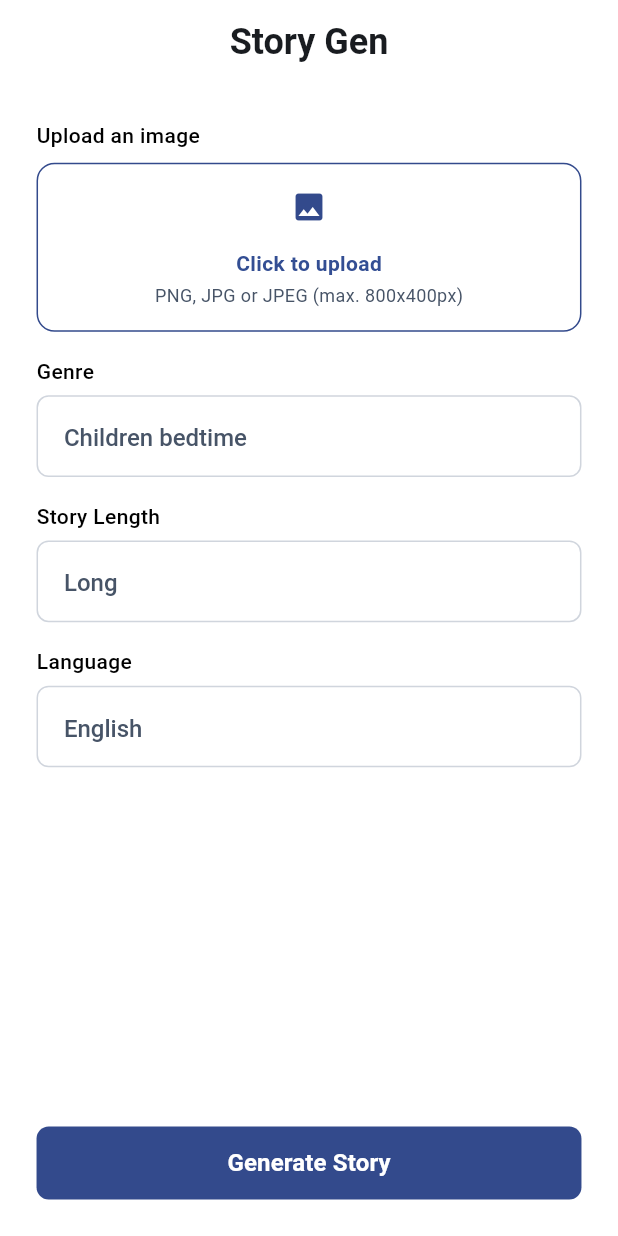
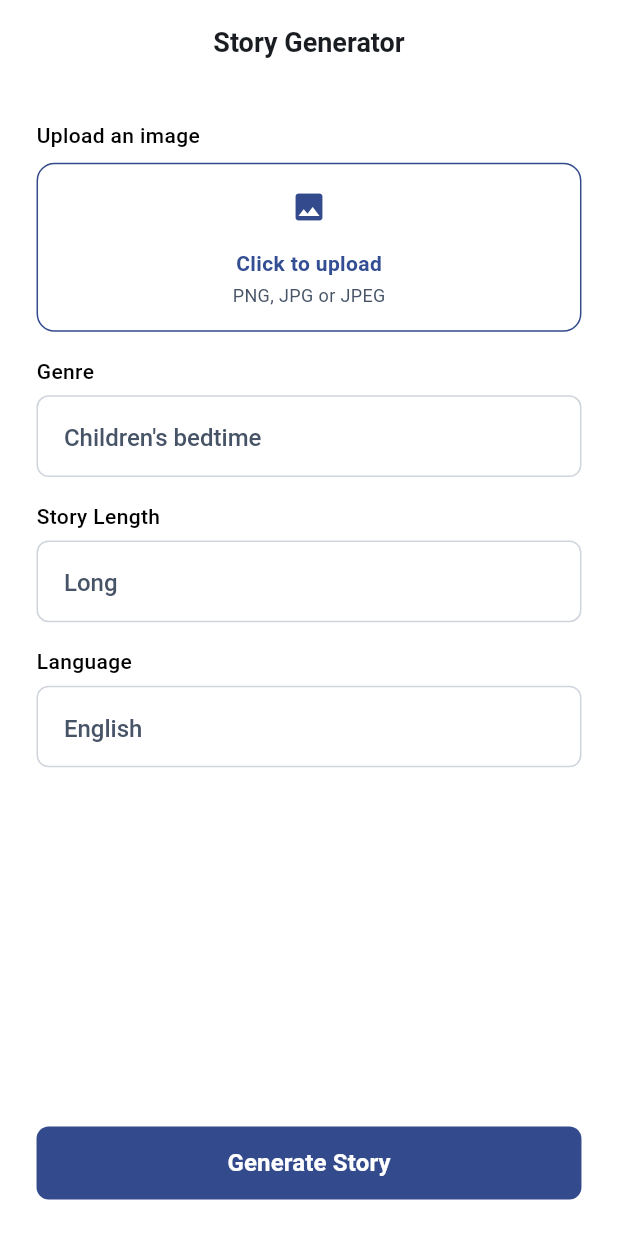
Before and after one commit to Lord-Chris/story-generator, a Flutter app: the screen it shows after launch, on a phone screen of 412 x 824 dp. Run offline on Flutter 3.47's test engine with Material 3 defaults, Android fonts, the phone set to English and light mode, and no system bars; our stand-ins replace animated_text_kit, flutter_screenutil, google_generative_ai, image_picker, logger; Roboto replaces fonts that are missing (IBM_Plex_Sans).

Commit message:
refactor: final changes

```diff
--- a/lib/main.dart
+++ b/lib/main.dart
@@ -17,7 +17,7 @@ class MyApp extends StatelessWidget {
       designSize: const Size(375, 812),
       builder: (context, _) {
         return MaterialApp(
-          title: 'Flutter Demo',
+          title: AppConstants.appName,
           theme: AppTheme.theme,
           home: const ImageSelectorView(),
         );
--- a/lib/models/story_params.dart
+++ b/lib/models/story_params.dart
@@ -12,7 +12,7 @@ class StoryParams {
   });
 
   String get parsedLength {
-    switch (length) {
+    switch (length.toLowerCase()) {
       case 'short':
         return 'at least 3 paragraphs';
       case 'medium':
--- a/lib/services/ai_service/ai_service.dart
+++ b/lib/services/ai_service/ai_service.dart
@@ -43,7 +43,7 @@ class AIService extends IAIService {
 
       final res = await imageModel
           .generateContent(content)
-          .timeout(const Duration(seconds: 10));
+          .timeout(const Duration(seconds: 30));
       _log.d(jsonDecode(res.text ?? ""));
       final parsedRes = (jsonDecode(res.text ?? '') as Map<String, dynamic>);
       final data =
@@ -93,7 +93,7 @@ class AIService extends IAIService {
       final content = [Content.text(prompt)];
       final response = await textModel
           .generateContent(content)
-          .timeout(const Duration(seconds: 10));
+          .timeout(const Duration(seconds: 30));
       _log.d(response.text);
       return response.text ?? 'No story generated.';
     } on TimeoutException {
--- a/lib/services/media_service/media_service.dart
+++ b/lib/services/media_service/media_service.dart
@@ -16,8 +16,8 @@ class MediaService extends IMediaService {
       final XFile? image = await _picker.pickImage(
           source: fromGallery ? ImageSource.gallery : ImageSource.camera);
       if (image == null) return null;
+      final file = File(image.path);
 
-      final file = File(image.path);
       return file;
     } on Exception catch (e) {
       _log.e(e);
--- a/lib/ui/shared/components/general/upload_image_card.dart
+++ b/lib/ui/shared/components/general/upload_image_card.dart
@@ -40,7 +40,7 @@ class UploadImageCard extends StatelessWidget {
             ),
             Spacing.vertTiny(),
             Text(
-              'PNG, JPG or JPEG (max. 800x400px)',
+              'PNG, JPG or JPEG',
               style: AppTextStyles.regular12.copyWith(
                 color: AppColors.gray600,
               ),
--- a/lib/ui/shared/constants/app_constants.dart
+++ b/lib/ui/shared/constants/app_constants.dart
@@ -1,13 +1,13 @@
 class AppConstants {
   AppConstants._();
-  static const appName = 'Story Gen';
+  static const appName = 'Story Generator';
   static const mockImage =
       'https://www.bing.com/th?id=OIP.Sa9ZfKEPzreh38i8xrwQJgHaEo&w=316&h=197&c=8&rs=1&qlt=90&o=6&pid=3.1&rm=2';
   static const mockTestsImage =
       'https://valhala-stg.s3.eu-west-2.amazonaws.com/avatar/woman-graduating-with-certificate-avatar-character-vector-25010708.jpg';
 
   static const List<String> genres = [
-    "Children bedtime",
+    "Children's bedtime",
     "Adventure",
     "Mystery",
     "Romance",
--- a/lib/ui/views/image_selector_view.dart
+++ b/lib/ui/views/image_selector_view.dart
@@ -33,7 +33,7 @@ class _ImageSelectorViewState extends State<ImageSelectorView> {
   Widget build(BuildContext context) {
     return Scaffold(
       appBar: AppBar(
-        title: Text('Story Gen', style: AppTextStyles.semiBold24),
+        title: Text(AppConstants.appName, style: AppTextStyles.semiBold18),
         centerTitle: true,
       ),
       body: ScrollableColumn(
--- a/lib/ui/views/story_view.dart
+++ b/lib/ui/views/story_view.dart
@@ -52,7 +52,7 @@ class _StoryViewState extends State<StoryView> {
     return Scaffold(
       appBar: AppBar(
         title: Text(
-          "Here's your ${widget.storyParams.genre} story",
+          "Here's your ${widget.storyParams.genre.toLowerCase()} story",
           style: AppTextStyles.semiBold16,
         ),
         centerTitle: true,
--- a/pubspec.yaml
+++ b/pubspec.yaml
@@ -33,6 +33,7 @@ dependencies:
   flutter:
     sdk: flutter
   flutter_hooks: ^0.20.5
+  flutter_image_compress: ^2.1.0
   flutter_screenutil: ^5.9.0
   google_generative_ai: ^0.2.0
   image_picker: ^1.0.7
```
Also changed, not shown: pubspec.lock, 2 other files.
